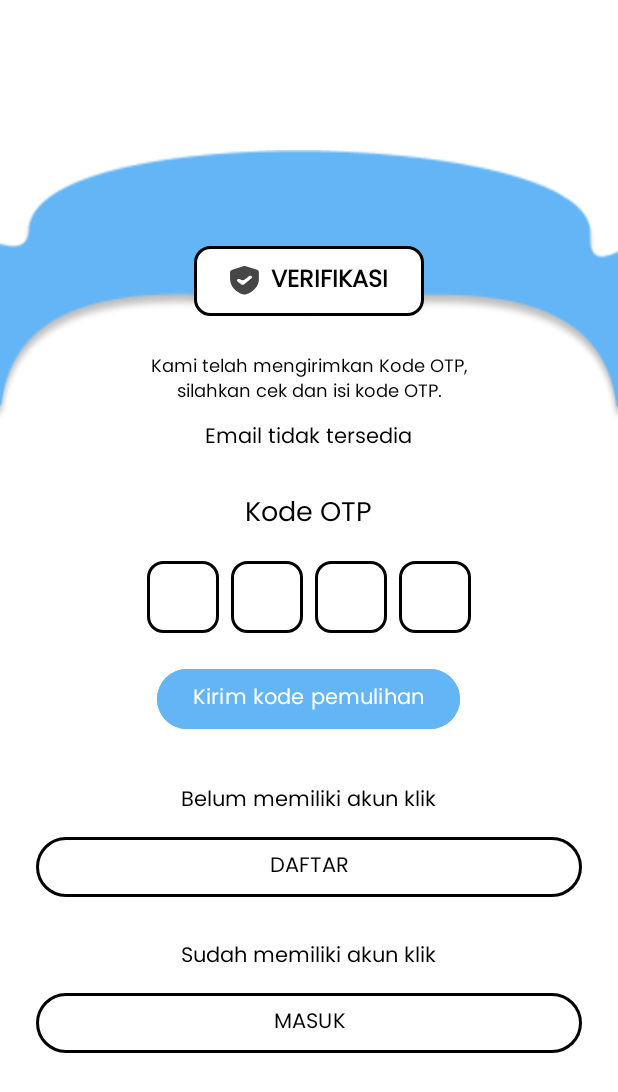
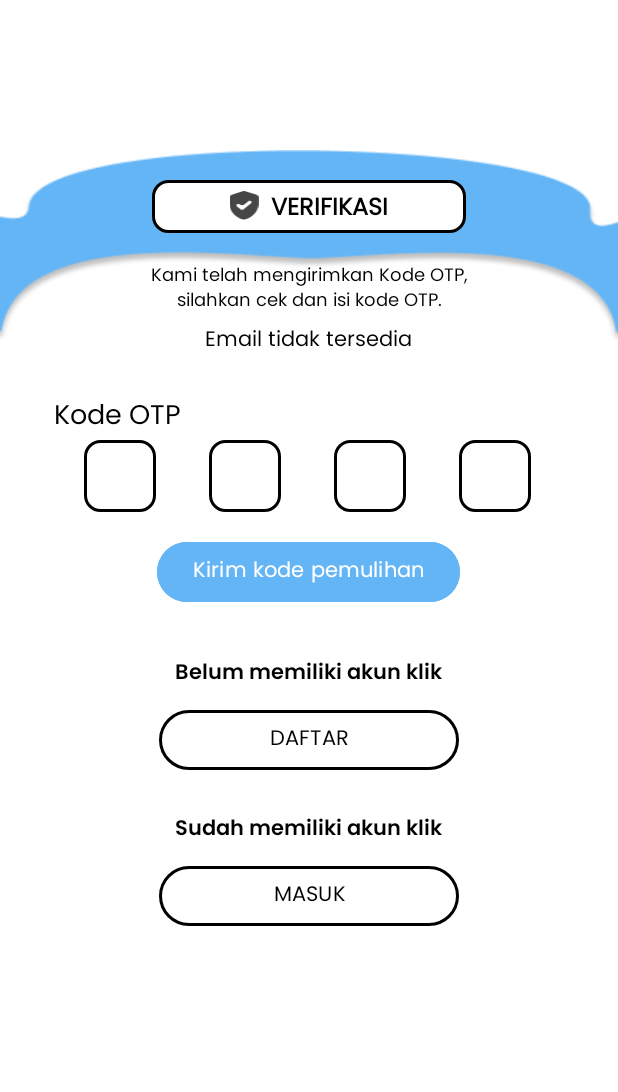
Before and after one commit to BenedichtusRW/Aplikasi_Sanitasi, an Android app: the VerifikasiActivity screen opened directly, with no data from a screen before it, on a phone screen of 412 x 824 dp. Shown: the top 1092 px of the screen. Run offline under Robolectric (Android 15) with nearby library versions, the phone set to English and light mode, and no system bars.

Commit message:
ACTIVITY VERIFIKASI

```diff
--- a/app/src/main/java/com/example/sanitasi/VerifikasiActivity.java
+++ b/app/src/main/java/com/example/sanitasi/VerifikasiActivity.java
@@ -2,6 +2,8 @@ package com.example.sanitasi;
 
 import android.content.Intent;
 import android.os.Bundle;
+import android.text.Editable;
+import android.text.TextWatcher;
 import android.view.View;
 import android.widget.Button;
 import android.widget.EditText;
@@ -13,8 +15,8 @@ import androidx.appcompat.app.AppCompatActivity;
 public class VerifikasiActivity extends AppCompatActivity {
 
     private TextView txtEmailVerifikasi, txtKeterangan;
-    private EditText otpEditText;
-    private Button btnVerifikasi, btnKirimUlang, btnDaftar, btnMasuk;
+    private EditText otp1, otp2, otp3, otp4;
+    private Button btnKirimUlang, btnDaftar, btnMasuk;
 
     @Override
     protected void onCreate(Bundle savedInstanceState) {
@@ -27,62 +29,50 @@ public class VerifikasiActivity extends AppCompatActivity {
         // Inisialisasi komponen UI
         txtEmailVerifikasi = findViewById(R.id.txtEmailVerifikasi);
         txtKeterangan = findViewById(R.id.txtKeterangan);
-        otpEditText = findViewById(R.id.otpEditText);
-        btnVerifikasi = findViewById(R.id.btnVerifikasi);
+        otp1 = findViewById(R.id.otp1);
+        otp2 = findViewById(R.id.otp2);
+        otp3 = findViewById(R.id.otp3);
+        otp4 = findViewById(R.id.otp4);
         btnKirimUlang = findViewById(R.id.btnKirimUlang);
         btnDaftar = findViewById(R.id.btnDaftar);
         btnMasuk = findViewById(R.id.btnMasuk);
 
-        // Tampilkan email jika tersedia
-        if (email != null) {
-            txtEmailVerifikasi.setText("Email: " + email);
-        } else {
-            txtEmailVerifikasi.setText("Email tidak tersedia");
+        // Set email
+        txtEmailVerifikasi.setText(email != null ? "Email: " + email : "Email tidak tersedia");
+
+        // Autofokus antar OTP
+        otp1.addTextChangedListener(new GenericTextWatcher(otp1, otp2));
+        otp2.addTextChangedListener(new GenericTextWatcher(otp2, otp3));
+        otp3.addTextChangedListener(new GenericTextWatcher(otp3, otp4));
+        otp4.addTextChangedListener(new GenericTextWatcher(otp4, null)); // terakhir
+
+
+        btnKirimUlang.setOnClickListener(v ->
+                Toast.makeText(this, "Kode OTP dikirim ulang ke: " + email, Toast.LENGTH_SHORT).show());
+
+        btnDaftar.setOnClickListener(v -> startActivity(new Intent(this, RegistrasiActivity.class)));
+
+        btnMasuk.setOnClickListener(v -> startActivity(new Intent(this, LoginActivity.class)));
+    }
+
+    // Kelas untuk autofokus antar EditText
+    private static class GenericTextWatcher implements TextWatcher {
+        private final EditText currentView;
+        private final EditText nextView;
+
+        public GenericTextWatcher(EditText currentView, EditText nextView) {
+            this.currentView = currentView;
+            this.nextView = nextView;
         }
 
-        // Tombol verifikasi ditekan
-        btnVerifikasi.setOnClickListener(new View.OnClickListener() {
-            @Override
-            public void onClick(View v) {
-                String kode = otpEditText.getText().toString().trim();
-                if (kode.isEmpty()) {
-                    Toast.makeText(VerifikasiActivity.this, "Kode OTP belum diisi", Toast.LENGTH_SHORT).show();
-                } else {
-                    // Logika validasi kode (simulasi)
-                    if (kode.equals("123456")) {
-                        Toast.makeText(VerifikasiActivity.this, "Kode OTP benar", Toast.LENGTH_SHORT).show();
-                        // Lanjutkan ke halaman ubah password atau beranda
-                    } else {
-                        Toast.makeText(VerifikasiActivity.this, "Kode OTP salah", Toast.LENGTH_SHORT).show();
-                    }
-                }
+        @Override
+        public void afterTextChanged(Editable s) {
+            if (s.length() == 1 && nextView != null) {
+                nextView.requestFocus();
             }
-        });
+        }
 
-        // Tombol kirim ulang kode
-        btnKirimUlang.setOnClickListener(new View.OnClickListener() {
-            @Override
-            public void onClick(View v) {
-                Toast.makeText(VerifikasiActivity.this, "Kode OTP dikirim ulang ke: " + email, Toast.LENGTH_SHORT).show();
-            }
-        });
-
-        // Navigasi ke halaman daftar
-        btnDaftar.setOnClickListener(new View.OnClickListener() {
-            @Override
-            public void onClick(View v) {
-                Intent intent = new Intent(VerifikasiActivity.this, RegistrasiActivity.class);
-                startActivity(intent);
-            }
-        });
-
-        // Navigasi ke halaman masuk
-        btnMasuk.setOnClickListener(new View.OnClickListener() {
-            @Override
-            public void onClick(View v) {
-                Intent intent = new Intent(VerifikasiActivity.this, LoginActivity.class);
-                startActivity(intent);
-            }
-        });
+        @Override public void beforeTextChanged(CharSequence s, int start, int count, int after) {}
+        @Override public void onTextChanged(CharSequence s, int start, int before, int count) {}
     }
 }
--- a/app/src/main/res/layout/activity_verifikasi.xml
+++ b/app/src/main/res/layout/activity_verifikasi.xml
@@ -5,187 +5,206 @@
     android:layout_height="match_parent"
     android:background="@android:color/white">
 
-    <!-- Gambar background PNG -->
-    <ImageView
-        android:id="@+id/bgTop"
-        android:layout_marginTop="100dp"
+    <!-- Header: Gambar + Label VERIFIKASI -->
+
+    <!-- Konten utama -->
+    <FrameLayout
         android:layout_width="match_parent"
-        android:layout_height="200dp"
-        android:scaleType="fitXY"
-        android:src="@drawable/verifikasi_otp_bg" />
+        android:layout_height="300dp">
 
-    <!-- Konten -->
+        <ImageView
+            android:id="@+id/bgTop"
+            android:layout_width="match_parent"
+            android:layout_height="142dp"
+            android:layout_marginTop="100dp"
+            android:scaleType="fitXY"
+            android:src="@drawable/verifikasi_otp_bg" />
+
+        <LinearLayout
+            android:id="@+id/lblVerifikasiContainer"
+            android:layout_width="209dp"
+            android:layout_height="35dp"
+            android:layout_gravity="center_horizontal"
+            android:layout_marginTop="120dp"
+            android:orientation="horizontal"
+            android:background="@drawable/bg_verifikasi_label"
+            android:gravity="center"
+            android:paddingStart="16dp"
+            android:paddingEnd="16dp"
+            android:paddingTop="6dp"
+            android:paddingBottom="6dp">
+
+            <ImageView
+                android:layout_width="20dp"
+                android:layout_height="20dp"
+                android:src="@drawable/ic_shield_check"
+                android:layout_marginEnd="8dp"
+                android:contentDescription="Ikon Verifikasi" />
+
+            <TextView
+                android:id="@+id/lblVerifikasi"
+                android:layout_width="wrap_content"
+                android:layout_height="wrap_content"
+                android:text="VERIFIKASI"
+                android:textColor="@android:color/black"
+                android:textSize="16sp"
+                android:textStyle="bold"
+                android:fontFamily="@font/poppins_regular" />
+        </LinearLayout>
+
+    </FrameLayout>
+
     <ScrollView
         android:layout_width="match_parent"
         android:layout_height="match_parent"
-        android:layout_marginTop="140dp"
-        android:fillViewport="true">
+        android:layout_marginTop="150dp">
 
         <LinearLayout
             android:layout_width="match_parent"
             android:layout_height="wrap_content"
+            android:gravity="top|center_horizontal"
             android:orientation="vertical"
-            android:padding="24dp"
-            android:gravity="center_horizontal">
+            android:padding="24dp">
 
-            <!-- Label VERIFIKASI -->
-            <TextView
-                android:id="@+id/lblVerifikasi"
-                android:layout_width="wrap_content"
-                android:layout_height="wrap_content"
-                android:background="@drawable/bg_verifikasi_label"
-                android:drawableStart="@drawable/ic_shield_check"
-                android:drawablePadding="8dp"
-                android:text="VERIFIKASI"
-                android:textSize="16sp"
-                android:textStyle="bold"
-                android:textColor="@android:color/black"
-                android:fontFamily="@font/poppins_regular"
-                android:paddingHorizontal="24dp"
-                android:paddingVertical="10dp"
-                android:gravity="center" />
-
-            <!-- Teks Keterangan -->
             <TextView
                 android:id="@+id/txtKeterangan"
                 android:layout_width="match_parent"
                 android:layout_height="wrap_content"
+
+                android:fontFamily="@font/poppins_regular"
+                android:gravity="center"
                 android:text="Kami telah mengirimkan Kode OTP,\nsilahkan cek dan isi kode OTP."
-                android:gravity="center"
-                android:layout_marginTop="24dp"
-                android:textSize="12sp"
                 android:textColor="@android:color/black"
-                android:fontFamily="@font/poppins_regular" />
+                android:textSize="12sp" />
 
-            <!-- Email -->
             <TextView
                 android:id="@+id/txtEmailVerifikasi"
                 android:layout_width="wrap_content"
                 android:layout_height="wrap_content"
+                android:layout_marginTop="4dp"
+                android:fontFamily="@font/poppins_regular"
                 android:text="email@domain.com"
-                android:textSize="14sp"
                 android:textColor="@android:color/black"
+                android:textSize="14sp" />
+
+            <TextView
+                android:layout_width="match_parent"
+                android:layout_height="wrap_content"
+                android:layout_marginTop="24dp"
+                android:layout_marginStart="8dp"
                 android:fontFamily="@font/poppins_regular"
-                android:layout_marginTop="8dp" />
+                android:text="Kode OTP"
+                android:textColor="@android:color/black"
+                android:textSize="18sp" />
 
-            <!-- Label OTP -->
-            <TextView
-                android:layout_width="wrap_content"
+
+            <LinearLayout
+                android:layout_width="300dp"
                 android:layout_height="wrap_content"
-                android:text="Kode OTP"
-                android:textSize="18sp"
-                android:layout_marginTop="24dp"
-                android:textColor="@android:color/black"
-                android:fontFamily="@font/poppins_regular" />
-
-            <!-- OTP Kotak -->
-            <LinearLayout
-                android:layout_width="wrap_content"
-                android:layout_height="wrap_content"
-                android:orientation="horizontal"
-                android:layout_marginTop="12dp"
-                android:gravity="center">
+                android:layout_gravity="center"
+                android:orientation="horizontal">
 
                 <EditText
+                    android:id="@+id/otp1"
                     android:layout_width="48dp"
                     android:layout_height="48dp"
+                    android:layout_marginEnd="35dp"
+                    android:background="@drawable/bg_input_outline"
+                    android:fontFamily="@font/poppins_regular"
+                    android:gravity="center"
                     android:inputType="number"
-                    android:gravity="center"
                     android:maxLength="1"
-                    android:background="@drawable/bg_input_outline"
-                    android:textSize="18sp"
-                    android:layout_margin="4dp"
-                    android:fontFamily="@font/poppins_regular" />
+                    android:textSize="18sp" />
 
                 <EditText
+                    android:id="@+id/otp2"
                     android:layout_width="48dp"
                     android:layout_height="48dp"
+                    android:layout_marginEnd="35dp"
+                    android:background="@drawable/bg_input_outline"
+                    android:fontFamily="@font/poppins_regular"
+                    android:gravity="center"
                     android:inputType="number"
-                    android:gravity="center"
                     android:maxLength="1"
-                    android:background="@drawable/bg_input_outline"
-                    android:textSize="18sp"
-                    android:layout_margin="4dp"
-                    android:fontFamily="@font/poppins_regular" />
+                    android:textSize="18sp" />
 
                 <EditText
+                    android:id="@+id/otp3"
                     android:layout_width="48dp"
                     android:layout_height="48dp"
+                    android:layout_marginEnd="35dp"
+                    android:background="@drawable/bg_input_outline"
+                    android:fontFamily="@font/poppins_regular"
+                    android:gravity="center"
                     android:inputType="number"
-                    android:gravity="center"
                     android:maxLength="1"
-                    android:background="@drawable/bg_input_outline"
-                    android:textSize="18sp"
-                    android:layout_margin="4dp"
-                    android:fontFamily="@font/poppins_regular" />
+                    android:textSize="18sp" />
 
                 <EditText
+                    android:id="@+id/otp4"
                     android:layout_width="48dp"
                     android:layout_height="48dp"
+                    android:layout_marginEnd="35dp"
+                    android:background="@drawable/bg_input_outline"
+                    android:fontFamily="@font/poppins_regular"
+                    android:gravity="center"
                     android:inputType="number"
-                    android:gravity="center"
                     android:maxLength="1"
-                    android:background="@drawable/bg_input_outline"
-                    android:textSize="18sp"
-                    android:layout_margin="4dp"
-                    android:fontFamily="@font/poppins_regular" />
+                    android:textSize="18sp" />
             </LinearLayout>
 
-            <!-- Kirim Ulang -->
             <Button
                 android:id="@+id/btnKirimUlang"
                 android:layout_width="wrap_content"
                 android:layout_height="wrap_content"
+                android:layout_marginTop="16dp"
+                android:backgroundTint="#64B5F6"
+                android:fontFamily="@font/poppins_regular"
                 android:text="Kirim kode pemulihan"
-                android:layout_marginTop="16dp"
                 android:textColor="@android:color/white"
-                android:backgroundTint="#64B5F6"
-                app:cornerRadius="30dp"
-                android:fontFamily="@font/poppins_regular" />
+                app:cornerRadius="30dp" />
 
-            <!-- DAFTAR -->
             <TextView
                 android:layout_width="wrap_content"
                 android:layout_height="wrap_content"
+                android:layout_marginTop="32dp"
+                android:fontFamily="@font/poppins_semibold"
                 android:text="Belum memiliki akun klik"
-                android:layout_marginTop="32dp"
-                android:textColor="@android:color/black"
-                android:fontFamily="@font/poppins_regular" />
+                android:textColor="@android:color/black" />
 
             <com.google.android.material.button.MaterialButton
                 android:id="@+id/btnDaftar"
-                android:layout_width="match_parent"
+                android:layout_width="200dp"
                 android:layout_height="48dp"
+                android:layout_marginTop="8dp"
+                android:backgroundTint="@android:color/white"
+                android:fontFamily="@font/poppins_regular"
                 android:text="DAFTAR"
                 android:textColor="@android:color/black"
-                android:backgroundTint="@android:color/white"
                 app:cornerRadius="30dp"
                 app:strokeColor="@android:color/black"
-                app:strokeWidth="2dp"
-                android:layout_marginTop="8dp"
-                android:fontFamily="@font/poppins_regular" />
+                app:strokeWidth="2dp" />
 
-            <!-- MASUK -->
             <TextView
                 android:layout_width="wrap_content"
                 android:layout_height="wrap_content"
+                android:layout_marginTop="24dp"
+                android:fontFamily="@font/poppins_semibold"
                 android:text="Sudah memiliki akun klik"
-                android:layout_marginTop="24dp"
-                android:textColor="@android:color/black"
-                android:fontFamily="@font/poppins_regular" />
+                android:textColor="@android:color/black" />
 
             <com.google.android.material.button.MaterialButton
                 android:id="@+id/btnMasuk"
-                android:layout_width="match_parent"
+                android:layout_width="200dp"
                 android:layout_height="48dp"
+                android:layout_marginTop="8dp"
+                android:backgroundTint="@android:color/white"
+                android:fontFamily="@font/poppins_regular"
                 android:text="MASUK"
                 android:textColor="@android:color/black"
-                android:backgroundTint="@android:color/white"
                 app:cornerRadius="30dp"
                 app:strokeColor="@android:color/black"
-                app:strokeWidth="2dp"
-                android:layout_marginTop="8dp"
-                android:fontFamily="@font/poppins_regular" />
+                app:strokeWidth="2dp" />
         </LinearLayout>
     </ScrollView>
 </FrameLayout>
```
